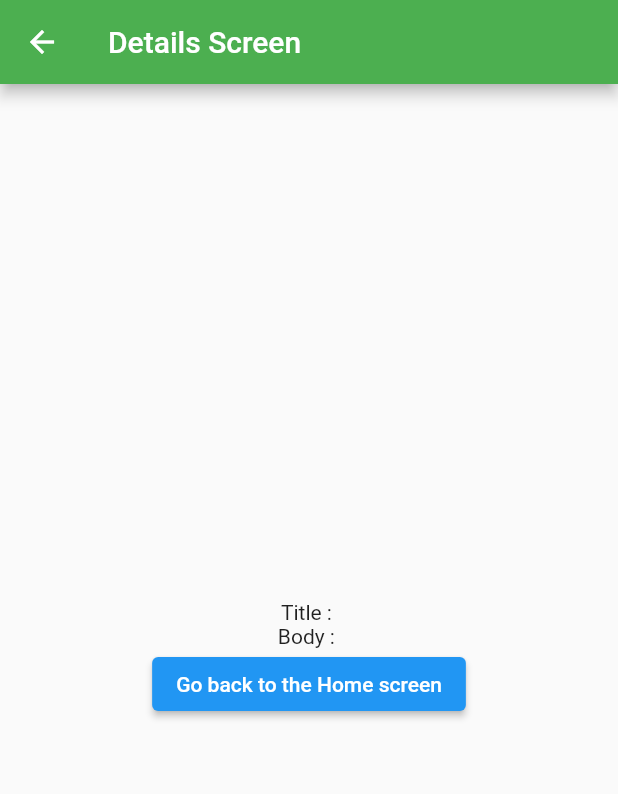
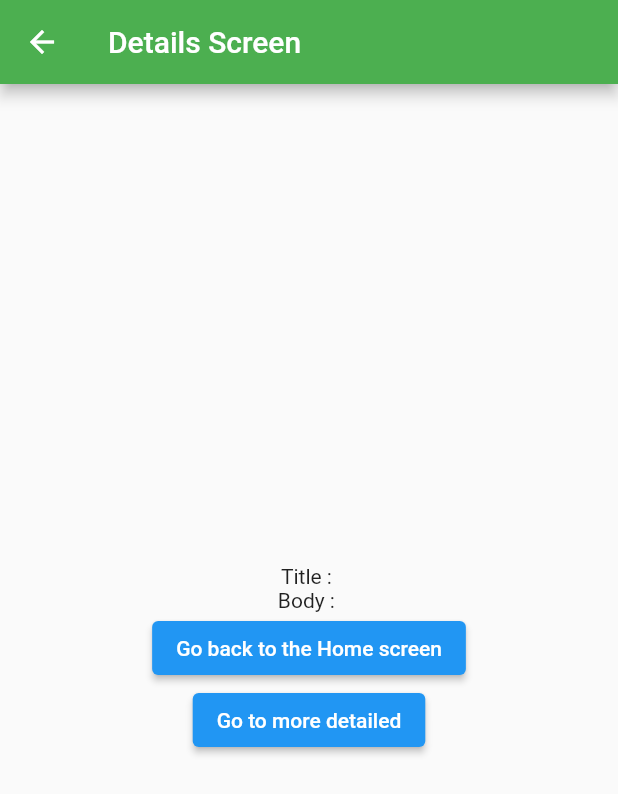
Before and after one commit to Raihanrizalf/go-router, a Flutter app: the DetailsScreen screen opened directly with empty values, after a tap on "Go back to the Home screen", on a phone screen of 412 x 824 dp. Shown: the top 794 px of the screen. Run offline on Flutter 3.47's test engine with Material 2 defaults, Android fonts, the phone set to English and light mode, and no system bars; our stand-ins replace go_router.

Commit message:
add page

```diff
--- a/lib/main.dart
+++ b/lib/main.dart
@@ -48,6 +48,15 @@ final GoRouter _router = GoRouter(
               text: text,
             );
           },
+          routes: <RouteBase>[
+            GoRoute(
+              path: 'more-detailed',
+              name: 'more-detailed',
+              builder: (BuildContext context, GoRouterState state) {
+                return const MoreDetailedScreen();
+              }
+            )
+          ]
         ),
       ],
     ),
@@ -105,7 +114,7 @@ class HomeScreen extends StatelessWidget {
       body: Center(
         child: ElevatedButton(
           onPressed: () {
-            return context.go(Uri(path: '/details').toString(), extra: test);
+            return context.go(Uri(path: 'details').toString(), extra: test);
             // return context.go(Uri(path: '/details', queryParameters: {'text': 'halaman details'}).toString());
             // context.goNamed('detil', pathParameters: {'text': 'halaman details'});
           } ,
@@ -139,13 +148,40 @@ class DetailsScreen extends StatelessWidget {
             Center(
               child: ElevatedButton(
                 onPressed: () {
-                  return context.go('/');
+                  return context.go('details', extra: text);
                 } ,
                 child: const Text('Go back to the Home screen'),
               ),
             ),
+            Center(
+              child: ElevatedButton(
+                onPressed: () {
+                  return context.goNamed('more-detailed', extra: text);
+                } ,
+                child: const Text('Go to more detailed'),
+              ),
+            ),
           ],
         ),
+      ),
+    );
+  }
+}
+
+class MoreDetailedScreen extends StatelessWidget {
+  const MoreDetailedScreen({super.key});
+
+  @override
+  Widget build(BuildContext context) {
+    return Scaffold(
+      appBar: AppBar(title: const Text('More Detailed Screen'), backgroundColor: Colors.yellow),
+      body: Center(
+        child: ElevatedButton(
+          onPressed: () {
+            return context.go('details');
+          },
+          child: const Text('Go back to the Home screen'),
+        )
       ),
     );
   }
```
